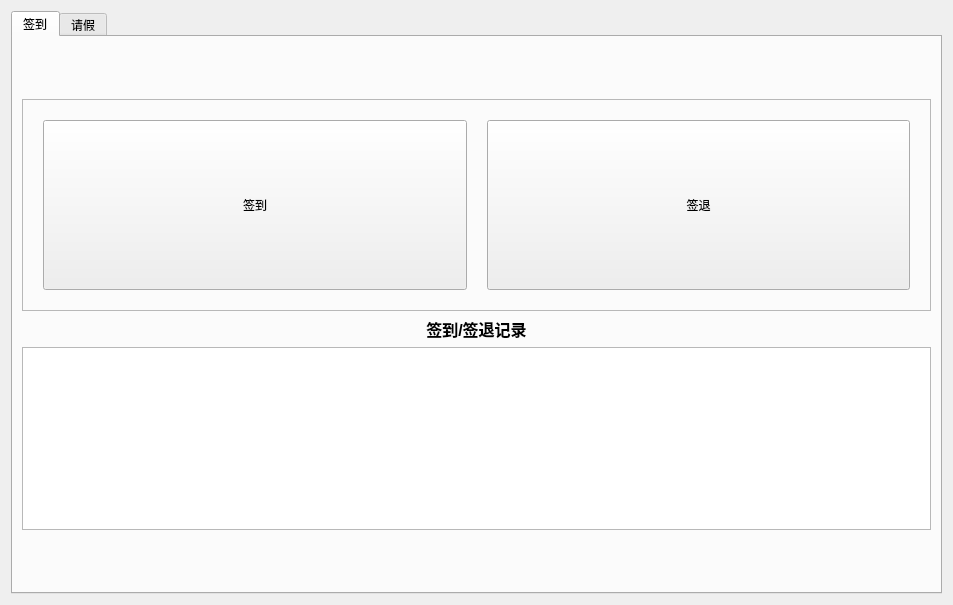
The window that client/doctor/attendancepage.ui (laonuo2004/cpp-qt-medical-system) describes before a commit, drawn with Qt 5.
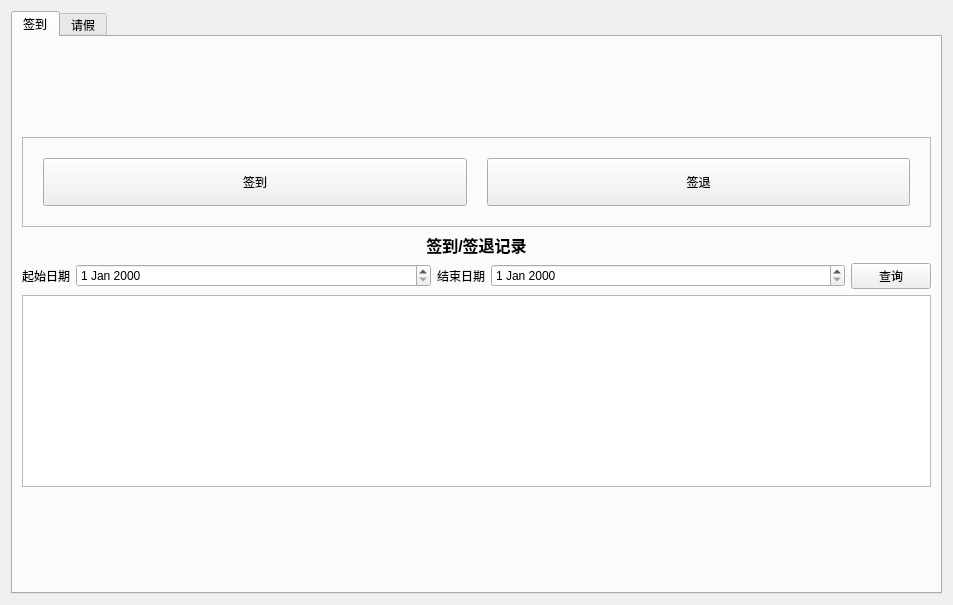
The same window after the commit.

```diff
--- a/client/doctor/attendancepage.ui
+++ b/client/doctor/attendancepage.ui
@@ -29,7 +29,7 @@
       <attribute name="title">
        <string>签到</string>
       </attribute>
-      <layout class="QVBoxLayout" name="verticalLayout_3" stretch="1,4,4,1">
+      <layout class="QVBoxLayout" name="verticalLayout_2">
        <item>
         <spacer name="verticalSpacer_2">
          <property name="orientation">
@@ -97,8 +97,6 @@
         </widget>
        </item>
        <item>
-        <layout class="QVBoxLayout" name="verticalLayout_2">
-         <item>
           <widget class="QLabel" name="label">
            <property name="font">
             <font>
@@ -115,6 +113,51 @@
            </property>
           </widget>
          </item>
+       <item>
+        <layout class="QHBoxLayout" name="horizontalLayout_3">
+         <item>
+          <widget class="QLabel" name="label_2">
+           <property name="text">
+            <string>起始日期</string>
+           </property>
+          </widget>
+         </item>
+         <item>
+          <widget class="QDateEdit" name="startDate">
+           <property name="sizePolicy">
+            <sizepolicy hsizetype="Expanding" vsizetype="Fixed">
+             <horstretch>0</horstretch>
+             <verstretch>0</verstretch>
+            </sizepolicy>
+           </property>
+          </widget>
+         </item>
+         <item>
+          <widget class="QLabel" name="label_3">
+           <property name="text">
+            <string>结束日期</string>
+           </property>
+          </widget>
+         </item>
+         <item>
+          <widget class="QDateEdit" name="endDate">
+           <property name="sizePolicy">
+            <sizepolicy hsizetype="Expanding" vsizetype="Fixed">
+             <horstretch>0</horstretch>
+             <verstretch>0</verstretch>
+            </sizepolicy>
+           </property>
+          </widget>
+         </item>
+         <item>
+          <widget class="QPushButton" name="historyBtn">
+           <property name="text">
+            <string>查询</string>
+           </property>
+          </widget>
+         </item>
+        </layout>
+       </item>
          <item>
           <widget class="QListWidget" name="SignInList">
            <property name="font">
@@ -124,8 +167,6 @@
            </property>
           </widget>
          </item>
-        </layout>
-       </item>
        <item>
         <spacer name="verticalSpacer_3">
          <property name="orientation">
```
Left out of the diff: 4 changed lines with no effect on the pictures. Lines whose indentation alone changed are shown as unchanged.
